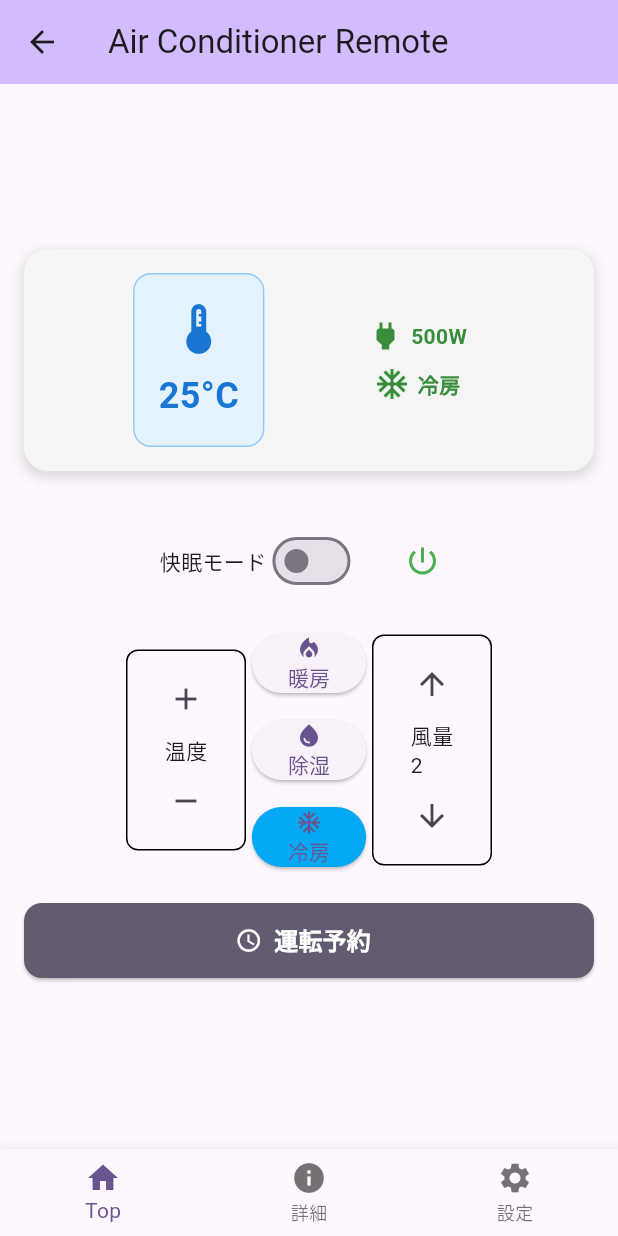
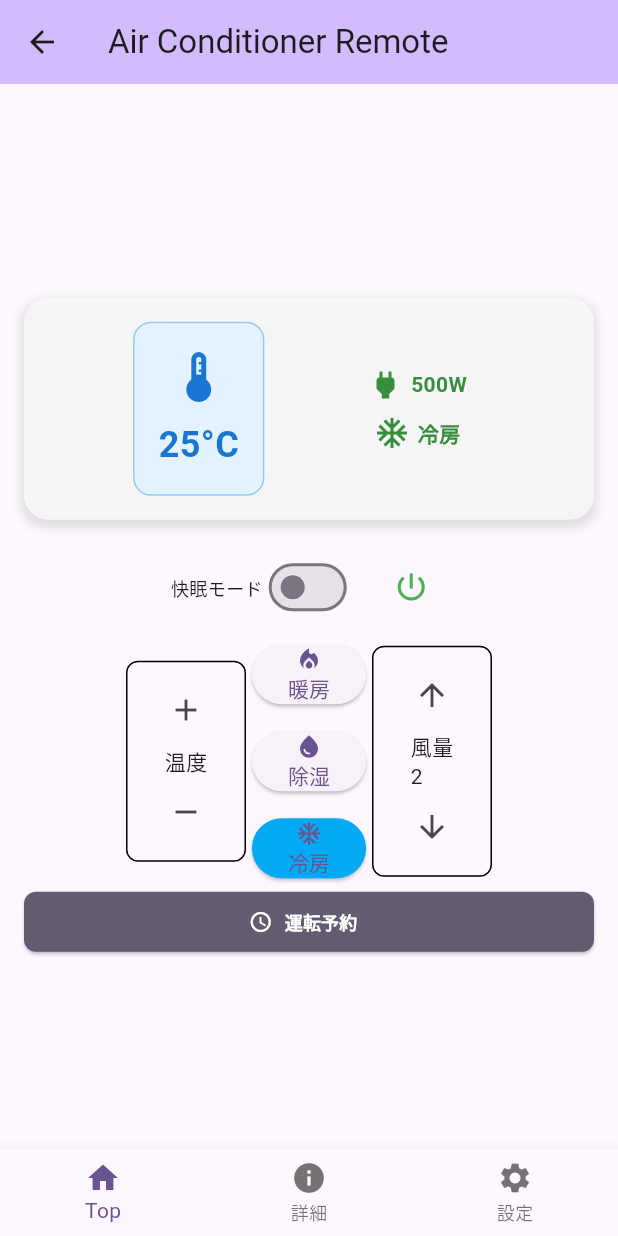
Before and after one commit to katagiri-tetsuto/Sechack365_3_teamA, a Flutter app: the MyHomePage screen opened directly, on a phone screen of 412 x 824 dp. Run offline on Flutter 3.47's test engine with Material 3 defaults, Android fonts, the phone set to English and light mode, and no system bars.

Commit message:
予約UI修正

```diff
--- a/mobileui/lib/main.dart
+++ b/mobileui/lib/main.dart
@@ -588,16 +588,16 @@ class _MyHomePageState extends State<MyHomePage> {
                 ],
               ),
             ),
-            SizedBox(height: 20),
+            SizedBox(height: 5),
 
             // 予約状態表示
             if (_reservations.isNotEmpty)
               Container(
                 margin: EdgeInsets.symmetric(horizontal: 16),
-                padding: EdgeInsets.all(12),
+                padding: EdgeInsets.all(6),
                 decoration: BoxDecoration(
                   color: Colors.blue[50],
-                  borderRadius: BorderRadius.circular(12),
+                  borderRadius: BorderRadius.circular(8),
                   border: Border.all(color: Colors.blue[200]!),
                 ),
                 child: Column(
@@ -605,43 +605,82 @@ class _MyHomePageState extends State<MyHomePage> {
                   children: [
                     Row(
                       children: [
-                        Icon(Icons.schedule, color: Colors.blue[700]),
-                        SizedBox(width: 8),
+                        Icon(Icons.schedule, color: Colors.blue[700], size: 16),
+                        SizedBox(width: 4),
                         Text(
                           '運転予約 (${_reservations.length}件)',
                           style: TextStyle(
                             fontWeight: FontWeight.bold,
                             color: Colors.blue[700],
+                            fontSize: 12,
                           ),
                         ),
                       ],
                     ),
-                    SizedBox(height: 8),
+                    SizedBox(height: 4),
                     Container(
-                      height: 120,
+                      height: 60,
                       child: ListView.builder(
                         itemCount: _reservations.length,
                         itemBuilder: (context, index) {
                           final reservation = _reservations[index];
-                          return Card(
-                            margin: EdgeInsets.symmetric(vertical: 2),
-                            child: ListTile(
-                              dense: true,
-                              leading: CircleAvatar(
-                                backgroundColor: Colors.blue[100],
-                                child: Text('${index + 1}'),
-                              ),
-                              title: Text(
-                                '${reservation.startTime.hour.toString().padLeft(2, '0')}:${reservation.startTime.minute.toString().padLeft(2, '0')} - ${reservation.endTime.hour.toString().padLeft(2, '0')}:${reservation.endTime.minute.toString().padLeft(2, '0')}',
-                                style: TextStyle(fontWeight: FontWeight.w600),
-                              ),
-                              subtitle: Text(
-                                '${reservation.mode} ${reservation.temperature}°C 風量${reservation.fanSpeed}',
-                              ),
-                              trailing: IconButton(
-                                icon: Icon(Icons.delete, color: Colors.red),
-                                onPressed: () => _deleteReservation(index),
-                              ),
+                          return Container(
+                            margin: EdgeInsets.symmetric(vertical: 1),
+                            padding: EdgeInsets.symmetric(
+                              horizontal: 8,
+                              vertical: 4,
+                            ),
+                            decoration: BoxDecoration(
+                              color: Colors.white,
+                              borderRadius: BorderRadius.circular(6),
+                              border: Border.all(color: Colors.grey[300]!),
+                            ),
+                            child: Row(
+                              children: [
+                                CircleAvatar(
+                                  backgroundColor: Colors.blue[100],
+                                  radius: 8,
+                                  child: Text(
+                                    '${index + 1}',
+                                    style: TextStyle(
+                                      fontSize: 8,
+                                      fontWeight: FontWeight.bold,
+                                    ),
+                                  ),
+                                ),
+                                SizedBox(width: 6),
+                                Expanded(
+                                  child: Column(
+                                    crossAxisAlignment:
+                                        CrossAxisAlignment.start,
+                                    mainAxisSize: MainAxisSize.min,
+                                    children: [
+                                      Text(
+                                        '${reservation.startTime.hour.toString().padLeft(2, '0')}:${reservation.startTime.minute.toString().padLeft(2, '0')}-${reservation.endTime.hour.toString().padLeft(2, '0')}:${reservation.endTime.minute.toString().padLeft(2, '0')}',
+                                        style: TextStyle(
+                                          fontWeight: FontWeight.w600,
+                                          fontSize: 10,
+                                        ),
+                                      ),
+                                      Text(
+                                        '${reservation.mode} ${reservation.temperature}°C 風${reservation.fanSpeed}',
+                                        style: TextStyle(
+                                          fontSize: 8,
+                                          color: Colors.grey[600],
+                                        ),
+                                      ),
+                                    ],
+                                  ),
+                                ),
+                                GestureDetector(
+                                  onTap: () => _deleteReservation(index),
+                                  child: Icon(
+                                    Icons.close,
+                                    color: Colors.red,
+                                    size: 14,
+                                  ),
+                                ),
+                              ],
                             ),
                           );
                         },
@@ -650,24 +689,31 @@ class _MyHomePageState extends State<MyHomePage> {
                   ],
                 ),
               ),
-            if (_reservations.isNotEmpty) SizedBox(height: 20),
+            if (_reservations.isNotEmpty) SizedBox(height: 5),
 
             Row(
               mainAxisAlignment: MainAxisAlignment.center,
               children: [
-                Text('快眠モード'),
-                Switch(value: _sleepMode, onChanged: _toggleSleepMode),
-                SizedBox(width: 20),
+                Text('快眠モード', style: TextStyle(fontSize: 12)),
+                Switch(
+                  value: _sleepMode,
+                  onChanged: _toggleSleepMode,
+                  materialTapTargetSize: MaterialTapTargetSize.shrinkWrap,
+                ),
+                SizedBox(width: 15),
                 IconButton(
                   icon: Icon(
                     Icons.power_settings_new,
                     color: _powerOn ? Colors.green : Colors.red,
+                    size: 24,
                   ),
                   onPressed: _togglePower,
+                  padding: EdgeInsets.zero,
+                  constraints: BoxConstraints(),
                 ),
               ],
             ),
-            SizedBox(height: 20),
+            SizedBox(height: 10),
             Row(
               children: [
                 Spacer(),
@@ -762,30 +808,30 @@ class _MyHomePageState extends State<MyHomePage> {
                 Spacer(),
               ],
             ),
-            SizedBox(height: 20),
+            SizedBox(height: 5),
 
             // 予約ボタン
             Container(
               margin: EdgeInsets.symmetric(horizontal: 16),
               width: double.infinity,
-              height: 50,
+              height: 40,
               child: ElevatedButton.icon(
                 onPressed: _showReservationDialog,
-                icon: Icon(Icons.schedule),
+                icon: Icon(Icons.schedule, size: 16),
                 label: Text(
                   '運転予約',
-                  style: TextStyle(fontSize: 16, fontWeight: FontWeight.bold),
+                  style: TextStyle(fontSize: 12, fontWeight: FontWeight.bold),
                 ),
                 style: ElevatedButton.styleFrom(
                   backgroundColor: Theme.of(context).colorScheme.secondary,
                   foregroundColor: Colors.white,
                   shape: RoundedRectangleBorder(
-                    borderRadius: BorderRadius.circular(12),
+                    borderRadius: BorderRadius.circular(8),
                   ),
                 ),
               ),
             ),
-            SizedBox(height: 20),
+            SizedBox(height: 5),
           ],
         ),
       ),
```
